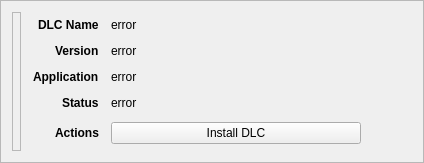
Above: rare/ui/components/tabs/games/game_info/game_dlc_widget.ui from RareDevs/Rare before the change. Below: the same form after it.
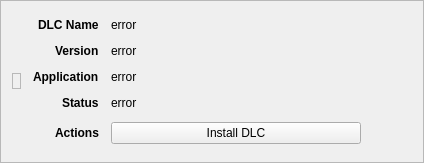
That is the form after the change.

Commit message: Remove border from dlc tab

Patch:
```diff
--- a/rare/ui/components/tabs/games/game_info/game_dlc_widget.ui
+++ b/rare/ui/components/tabs/games/game_info/game_dlc_widget.ui
@@ -28,6 +28,12 @@
   <layout class="QHBoxLayout" name="dlc_layout">
    <item>
     <widget class="QLabel" name="image">
+           <property name="sizePolicy">
+               <sizepolicy hsizetype="Maximum" vsizetype="Maximum">
+                   <horstretch>0</horstretch>
+                   <verstretch>0</verstretch>
+               </sizepolicy>
+           </property>
      <property name="frameShape">
       <enum>QFrame::StyledPanel</enum>
      </property>
```
Left out of the diff: 58 changed lines with no effect on the pictures. Lines whose indentation alone changed are shown as unchanged. The commit also changes 7 other files.
